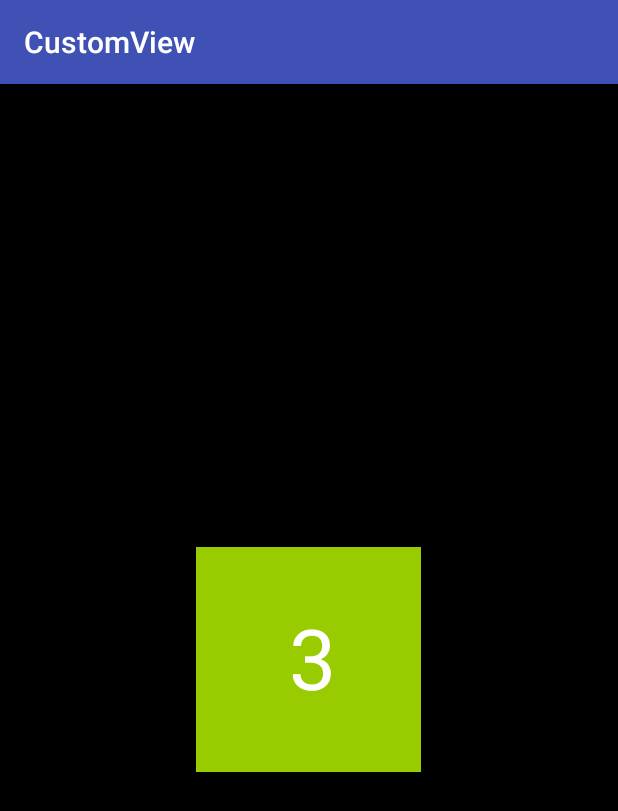
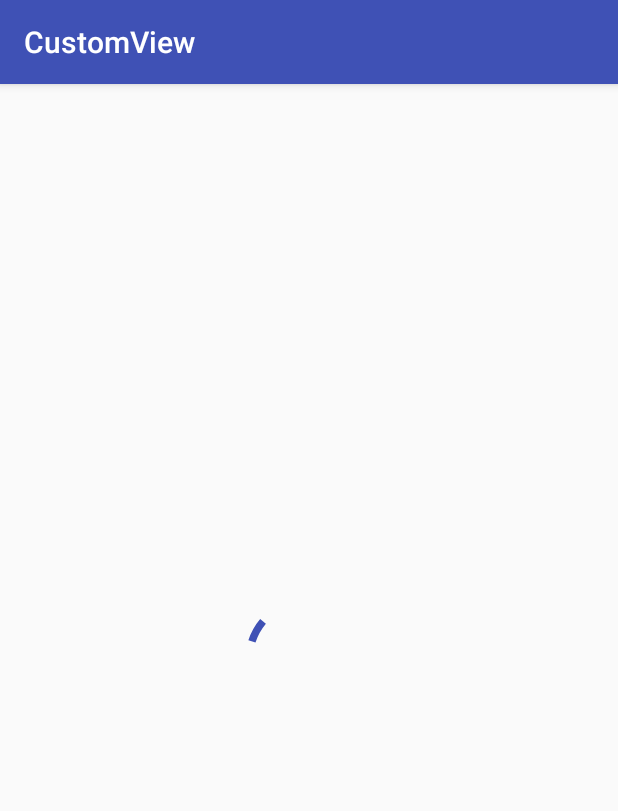
Before and after one commit to GoldbergM/MCustomView, an Android app: the screen it shows after launch (MainActivity), on a phone screen of 412 x 824 dp. Shown: the top 811 px of the screen. Run offline under Robolectric (Android 15) with nearby library versions, the phone set to English and light mode, and no system bars.

Commit message:
add some custom views

```diff
--- a/app/src/main/java/com/github/goldberg/customview/MainActivity.java
+++ b/app/src/main/java/com/github/goldberg/customview/MainActivity.java
@@ -3,6 +3,7 @@ package com.github.goldberg.customview;
 import android.os.Bundle;
 import android.support.v7.app.AppCompatActivity;
 
+import com.github.goldberg.customview.circularprogressbar.MaterialProgressView;
 import com.github.goldberg.customview.montage.MontageView;
 
 public class MainActivity extends AppCompatActivity {
@@ -16,13 +17,13 @@ public class MainActivity extends AppCompatActivity {
     @Override
     protected void onCreate(Bundle savedInstanceState) {
         super.onCreate(savedInstanceState);
-        setContentView(R.layout.activity_main);
-        initViews();
+        setContentView(R.layout.activity_progress);
+        final MaterialProgressView materialProgressView = (MaterialProgressView) findViewById(R.id.materialProgressView);
+//        initViews();
     }
 
     private void initViews() {
         final MontageView mView = (MontageView) findViewById(R.id.mTextView);
-//        mView.setText("99999999");
         mView.postDelayed(new Runnable() {
             @Override
             public void run() {
--- a/app/src/main/java/com/github/goldberg/customview/Montage/MontageView.java
+++ b/app/src/main/java/com/github/goldberg/customview/Montage/MontageView.java
@@ -8,7 +8,6 @@ import android.graphics.Color;
 import android.graphics.Paint;
 import android.graphics.Rect;
 import android.util.AttributeSet;
-import android.util.Log;
 import android.view.View;
 import android.view.animation.AccelerateDecelerateInterpolator;
 
@@ -155,7 +154,6 @@ public class MontageView extends View {
         gapRectWidth = (int) maxGapWidth;
         gapRect = new Rect(0, 0, gapRectWidth, gapRectHeight);
         degree = Math.asin(mWidth * 1.0f / gapRectHeight) * 180 / Math.PI;//canvas 倾斜角度
-//        degree = Math.asin(mWidth * 1.0f / gapRectHeight);//canvas 倾斜角度
         coverRectWidth = distanceToMove;
         coverRectHeight = gapRectHeight;
         coverRect = new Rect(0, 0, coverRectWidth, coverRectHeight);
@@ -222,4 +220,6 @@ public class MontageView extends View {
         }
     }
 
+
+
 }
--- /dev/null
+++ b/app/src/main/java/com/github/goldberg/customview/circularprogressbar/MaterialProgressView.java
@@ -0,0 +1,310 @@
+package com.github.goldberg.customview.circularprogressbar;
+
+import android.animation.Animator;
+import android.animation.AnimatorListenerAdapter;
+import android.animation.ValueAnimator;
+import android.content.Context;
+import android.content.res.TypedArray;
+import android.graphics.Canvas;
+import android.graphics.Color;
+import android.graphics.Paint;
+import android.graphics.Point;
+import android.graphics.RectF;
+import android.os.Handler;
+import android.os.Message;
+import android.util.AttributeSet;
+import android.util.Log;
+import android.view.View;
+import android.view.animation.AccelerateDecelerateInterpolator;
+import android.view.animation.LinearInterpolator;
+
+import com.github.goldberg.customview.R;
+
+import java.lang.ref.WeakReference;
+
+/**
+ * Created by mengzhun on 2016/11/10.
+ */
+
+public class MaterialProgressView extends View {
+
+    private String TAG = "MaterialProgressView";
+    private Paint mPaint;
+    private float mBorderWidth;
+    private static final int BORDER_WIDTH_DEFAULT = 2;
+
+    private int[] mPaintColors;
+    private static final int[] COLORS_DEFAULT = new int[]{
+            Color.BLACK, Color.RED, Color.GREEN, Color.BLUE
+    };
+
+    private int mAngleDuration;
+    private static final int ANGLE_DURATION_DEFAULT = 2000;
+
+    private int mSweepDuration;
+    private static final int SWEEP_DURATION_DEFAULT = 2000;
+
+
+    private int mMinSweepAngle;
+    private static final int MIN_SWEEP_ANGLE_DEFAULT = 30;
+
+    private int mCurrentAngle;//旋转的角度
+    private int mCurrentSweepAngle;//draw的角度
+    private int angleOffset;//每次sweep完毕往后的offset
+    private boolean angleIncreasing;//draw角度增加，
+
+
+    private int mWidth;
+    private int mHeight;
+    private int mContentWidth;
+    private int mContentHeight;
+    private int mRadius;
+    private Point centrePoint;
+    private int mPaddingLeft;
+    private int mPaddingTop;
+    private int mPaddingRight;
+    private int mPaddingBottom;
+    private RectF mRectF;
+
+    private int currentColorIndex;
+    private int nextColorIndex;
+
+    private ValueAnimator angleValueAnimator;
+    private static ValueAnimator sweepValueAnimator;
+
+    private int startAngle;
+    private int sweepAngle;
+    private static final int SWEEP_ANIMATOR_START = 0X1;
+    private static MyHandler myHandler;
+    private static Runnable runnable = new Runnable() {
+        @Override
+        public void run() {
+            if (myHandler != null) {
+                myHandler.sendEmptyMessage(SWEEP_ANIMATOR_START);
+            }
+        }
+    };
+
+
+    public MaterialProgressView(Context context) {
+        this(context, null);
+    }
+
+    public MaterialProgressView(Context context, AttributeSet attrs) {
+        this(context, attrs, 0);
+    }
+
+    public MaterialProgressView(Context context, AttributeSet attrs, int defStyleAttr) {
+        super(context, attrs, defStyleAttr);
+        init(context, attrs);
+    }
+
+    private void init(Context context, AttributeSet attributeSet) {
+
+        TypedArray typedArray = context.obtainStyledAttributes(attributeSet, R.styleable.MaterialProgressView);
+        mBorderWidth = typedArray.getDimension(R.styleable.MaterialProgressView_border_Width, BORDER_WIDTH_DEFAULT);
+        int resourceId = typedArray.getResourceId(R.styleable.MaterialProgressView_paintColors, -1);
+        if (resourceId != -1) {
+            mPaintColors = getResources().getIntArray(resourceId);
+        } else {
+            mPaintColors = COLORS_DEFAULT;
+        }
+        mMinSweepAngle = typedArray.getInt(R.styleable.MaterialProgressView_minSweepAngle_, MIN_SWEEP_ANGLE_DEFAULT);
+        mAngleDuration = typedArray.getInt(R.styleable.MaterialProgressView_angleDuration, ANGLE_DURATION_DEFAULT);
+        mSweepDuration = typedArray.getInt(R.styleable.MaterialProgressView_sweepDuration, SWEEP_DURATION_DEFAULT);
+        typedArray.recycle();
+
+        mPaint = new Paint();
+        mPaint.setStyle(Paint.Style.STROKE);
+        mPaint.setStrokeWidth(mBorderWidth);
+        mPaint.setFlags(Paint.ANTI_ALIAS_FLAG);
+        resetState();
+        myHandler = new MyHandler(context);
+        setUpAnimator();
+    }
+
+    @Override
+    protected void onSizeChanged(int w, int h, int oldw, int oldh) {
+        super.onSizeChanged(w, h, oldw, oldh);
+        Log.e(TAG, "onSizeChanged");
+        mWidth = w;
+        mHeight = h;
+        mPaddingLeft = getPaddingLeft();
+        mPaddingTop = getPaddingTop();
+        mPaddingRight = getPaddingRight();
+        mPaddingBottom = getPaddingBottom();
+        mContentWidth = mWidth - mPaddingLeft - mPaddingRight;
+        mContentHeight = mHeight - mPaddingTop - mPaddingBottom;
+        centrePoint = new Point();
+        mRectF = new RectF();
+        if (mContentWidth > mContentHeight) {
+            mRadius = mContentHeight / 2;
+            centrePoint.x = mPaddingLeft + mContentWidth / 2;
+            centrePoint.y = mPaddingTop + mRadius;
+        } else {
+            mRadius = mContentWidth / 2;
+            centrePoint.x = mPaddingLeft + mRadius;
+            centrePoint.y = mPaddingTop + mContentHeight / 2;
+        }
+        mRectF.left = centrePoint.x - mRadius;
+        mRectF.top = centrePoint.y - mRadius;
+        mRectF.right = centrePoint.x + mRadius;
+        mRectF.bottom = centrePoint.y + mRadius;
+
+    }
+
+    @Override
+    protected void onDraw(Canvas canvas) {
+        super.onDraw(canvas);
+        canvas.drawArc(mRectF, startAngle, sweepAngle, false, mPaint);
+    }
+
+    private void setUpAnimator() {
+        Log.e(TAG, "setUpAnimator");
+        angleValueAnimator = ValueAnimator.ofInt(0, 360);
+        angleValueAnimator.setDuration(mAngleDuration);
+        angleValueAnimator.setRepeatCount(ValueAnimator.INFINITE);
+        angleValueAnimator.setInterpolator(new LinearInterpolator());
+        angleValueAnimator.setRepeatMode(ValueAnimator.RESTART);
+        angleValueAnimator.addUpdateListener(new ValueAnimator.AnimatorUpdateListener() {
+            @Override
+            public void onAnimationUpdate(ValueAnimator animation) {
+                mCurrentAngle = (int) animation.getAnimatedValue();
+            }
+        });
+        sweepValueAnimator = ValueAnimator.ofInt(0, 360 - mMinSweepAngle * 2);
+        sweepValueAnimator.setDuration(mSweepDuration);
+        sweepValueAnimator.setInterpolator(new AccelerateDecelerateInterpolator());
+        sweepValueAnimator.setRepeatMode(ValueAnimator.RESTART);
+        sweepValueAnimator.addUpdateListener(new ValueAnimator.AnimatorUpdateListener() {
+            @Override
+            public void onAnimationUpdate(ValueAnimator animation) {
+                mCurrentSweepAngle = (int) animation.getAnimatedValue();
+                if (angleIncreasing) {
+                    startAngle = mCurrentAngle - angleOffset;
+                    sweepAngle = mMinSweepAngle + mCurrentSweepAngle;
+                    mPaint.setColor(getPaintColor(mPaintColors[currentColorIndex], mPaintColors[nextColorIndex],
+                            animation.getAnimatedFraction()));
+                } else {
+                    startAngle = mCurrentAngle + mCurrentSweepAngle - angleOffset;
+                    sweepAngle = 360 - mMinSweepAngle - mCurrentSweepAngle;
+                }
+                invalidate();
+            }
+        });
+        sweepValueAnimator.addListener(new AnimatorListenerAdapter() {
+            @Override
+            public void onAnimationEnd(Animator animation) {
+                super.onAnimationEnd(animation);
+                angleIncreasing = !angleIncreasing;
+                if (angleIncreasing) {
+                    currentColorIndex = ++currentColorIndex % mPaintColors.length;
+                    nextColorIndex = ++nextColorIndex % mPaintColors.length;
+                    angleOffset = (angleOffset + mMinSweepAngle * 2) % 360;
+                }
+                myHandler.post(runnable);
+            }
+        });
+
+    }
+
+    /**
+     * get过度颜色
+     *
+     * @param color1
+     * @param color2
+     * @param p
+     * @return
+     */
+    private static int getPaintColor(int color1, int color2, float p) {
+        int r1 = (color1 & 0xff0000) >> 16;
+        int g1 = (color1 & 0xff00) >> 8;
+        int b1 = color1 & 0xff;
+        int r2 = (color2 & 0xff0000) >> 16;
+        int g2 = (color2 & 0xff00) >> 8;
+        int b2 = color2 & 0xff;
+        int r = (int) (r2 * p + r1 * (1 - p));
+        int g = (int) (g2 * p + g1 * (1 - p));
+        int b = (int) (b2 * p + b1 * (1 - p));
+        return Color.argb(255, r, g, b);
+    }
+
+
+    @Override
+    protected void onVisibilityChanged(View changedView, int visibility) {
+        super.onVisibilityChanged(changedView, visibility);
+        if (visibility == VISIBLE) {
+            startAnim();
+            Log.e(TAG, "startAnim");
+        } else {
+            cancelAnim();
+            Log.e(TAG, "cancelAnim");
+        }
+    }
+
+    @Override
+    protected void onAttachedToWindow() {
+        super.onAttachedToWindow();
+        Log.e(TAG, "onAttachedToWindow");
+        startAnim();
+    }
+
+    @Override
+    protected void onDetachedFromWindow() {
+        super.onDetachedFromWindow();
+        Log.e(TAG, "onDetachedFromWindow");
+        cancelAnim();
+    }
+
+    /**
+     * 状态重置
+     */
+    private void resetState() {
+        currentColorIndex = 0;
+        nextColorIndex = 1;
+        mCurrentAngle = 0;
+        mCurrentSweepAngle = 0;
+        angleOffset = 0;
+        angleIncreasing = true;
+    }
+
+    private void startAnim() {
+        resetState();
+        if (angleValueAnimator != null && !angleValueAnimator.isRunning())
+            angleValueAnimator.start();
+        if (sweepValueAnimator != null && !sweepValueAnimator.isRunning())
+            sweepValueAnimator.start();
+    }
+
+    private void cancelAnim() {
+        if (angleValueAnimator != null && angleValueAnimator.isRunning())
+            angleValueAnimator.cancel();
+        if (sweepValueAnimator != null && sweepValueAnimator.isRunning())
+            sweepValueAnimator.cancel();
+        myHandler.removeCallbacks(runnable);
+    }
+
+
+    private static class MyHandler extends Handler {
+
+        private WeakReference<Context> contextWeakReference;
+
+        public MyHandler(Context context) {
+            contextWeakReference = new WeakReference<>(context);
+        }
+
+        @Override
+        public void handleMessage(Message msg) {
+            switch (msg.what) {
+                case SWEEP_ANIMATOR_START:
+                    Context context = contextWeakReference.get();
+                    if (context != null) {
+                        sweepValueAnimator.start();
+                    }
+                    break;
+            }
+        }
+    }
+
+
+}
--- a/app/src/main/res/layout/activity_main.xml
+++ b/app/src/main/res/layout/activity_main.xml
@@ -4,8 +4,7 @@
     xmlns:tools="http://schemas.android.com/tools"
     android:layout_width="match_parent"
     android:layout_height="match_parent"
-    android:background="@android:color/background_dark"
-    android:paddingBottom="@dimen/activity_vertical_margin"
+    android:gravity="center"
     tools:context="com.github.goldberg.customview.MainActivity">
 
 
@@ -13,18 +12,18 @@
         android:id="@+id/mTextView"
         android:layout_width="150dp"
         android:layout_height="150dp"
-        android:padding="10dp"
         android:layout_centerInParent="true"
         android:layout_marginTop="50dp"
-        android:visibility="visible"
-        app:textSize="56sp"
-        app:borderRadius="4dp"
+        android:padding="10dp"
+        android:visibility="gone"
         app:animDuration="3000"
         app:backGroundColor="@android:color/holo_green_light"
+        app:borderRadius="4dp"
         app:gapColor="@android:color/holo_green_light"
         app:gapMaxWidth="10dp"
         app:gapMinWidth="4dp"
-        app:textColor="@android:color/white" />
+        app:textColor="@android:color/white"
+        app:textSize="56sp" />
 
     <com.github.goldberg.customview.telescope.TelescopeView
         android:layout_width="match_parent"
@@ -56,4 +55,20 @@
         android:textSize="60sp"
         android:visibility="gone" />
 
+    <com.github.goldberg.customview.circularprogressbar.MaterialProgressView
+        android:id="@+id/materialProgressView"
+        android:layout_width="100dp"
+        android:layout_height="100dp"
+        android:padding="10dp"
+        android:visibility="gone"
+        app:angleDuration="3500"
+        app:border_Width="3dp"
+        app:minSweepAngle_="20"
+        app:paintColors="@array/colors"
+        app:sweepDuration="1000" />
+
+    <ProgressBar
+        android:layout_width="wrap_content"
+        android:layout_height="match_parent"
+        android:layout_below="@+id/materialProgressView" />
 </RelativeLayout>
--- /dev/null
+++ b/app/src/main/res/layout/activity_progress.xml
@@ -0,0 +1,22 @@
+<?xml version="1.0" encoding="utf-8"?>
+<RelativeLayout xmlns:android="http://schemas.android.com/apk/res/android"
+    xmlns:app="http://schemas.android.com/apk/res-auto"
+    xmlns:tools="http://schemas.android.com/tools"
+    android:layout_width="match_parent"
+    android:layout_height="match_parent"
+    android:gravity="center"
+    tools:context="com.github.goldberg.customview.MainActivity">
+
+    <com.github.goldberg.customview.circularprogressbar.MaterialProgressView
+        android:id="@+id/materialProgressView"
+        android:layout_width="100dp"
+        android:layout_height="100dp"
+        android:padding="10dp"
+        android:visibility="visible"
+        app:angleDuration="2000"
+        app:border_Width="5dp"
+        app:minSweepAngle_="20"
+        app:paintColors="@array/colors"
+        app:sweepDuration="1000" />
+
+</RelativeLayout>
--- a/app/src/main/res/values/attrs.xml
+++ b/app/src/main/res/values/attrs.xml
@@ -3,7 +3,7 @@
     <declare-styleable name="MontageView">
         <attr name="textColor" format="color" />
         <attr name="textSize" format="dimension" />
-        <attr name="borderRadius" format="dimension"/>
+        <attr name="borderRadius" format="dimension" />
         <attr name="backGroundColor" format="color" />
         <attr name="gapColor" format="color" />
         <attr name="gapMinWidth" format="dimension" />
@@ -14,4 +14,13 @@
     <declare-styleable name="ShimmerView">
         <attr name="reflectionColor" format="color|integer" />
     </declare-styleable>
+
+
+    <declare-styleable name="MaterialProgressView">
+        <attr name="border_Width" format="dimension" />
+        <attr name="paintColors" format="reference" />
+        <attr name="angleDuration" format="integer" />
+        <attr name="sweepDuration" format="integer" />
+        <attr name="minSweepAngle_" format="integer" />
+    </declare-styleable>
 </resources>
--- a/app/src/main/res/values/colors.xml
+++ b/app/src/main/res/values/colors.xml
@@ -3,4 +3,14 @@
     <color name="colorPrimary">#3F51B5</color>
     <color name="colorPrimaryDark">#303F9F</color>
     <color name="colorAccent">#FF4081</color>
+
+    <color name="purple">#7B1FA2</color>
+
+    <array name="colors">
+        <item>@color/colorPrimary</item>
+        <item>@color/colorAccent</item>
+        <item>@color/purple</item>
+        <item>@android:color/holo_green_light</item>
+    </array>
+
 </resources>
--- a/app/src/main/res/values/dimens.xml
+++ b/app/src/main/res/values/dimens.xml
@@ -2,4 +2,5 @@
     <!-- Default screen margins, per the Android Design guidelines. -->
     <dimen name="activity_horizontal_margin">16dp</dimen>
     <dimen name="activity_vertical_margin">16dp</dimen>
+
 </resources>
--- a/app/src/main/res/values/styles.xml
+++ b/app/src/main/res/values/styles.xml
@@ -8,4 +8,6 @@
         <item name="colorAccent">@color/colorAccent</item>
     </style>
 
+
+
 </resources>
```
